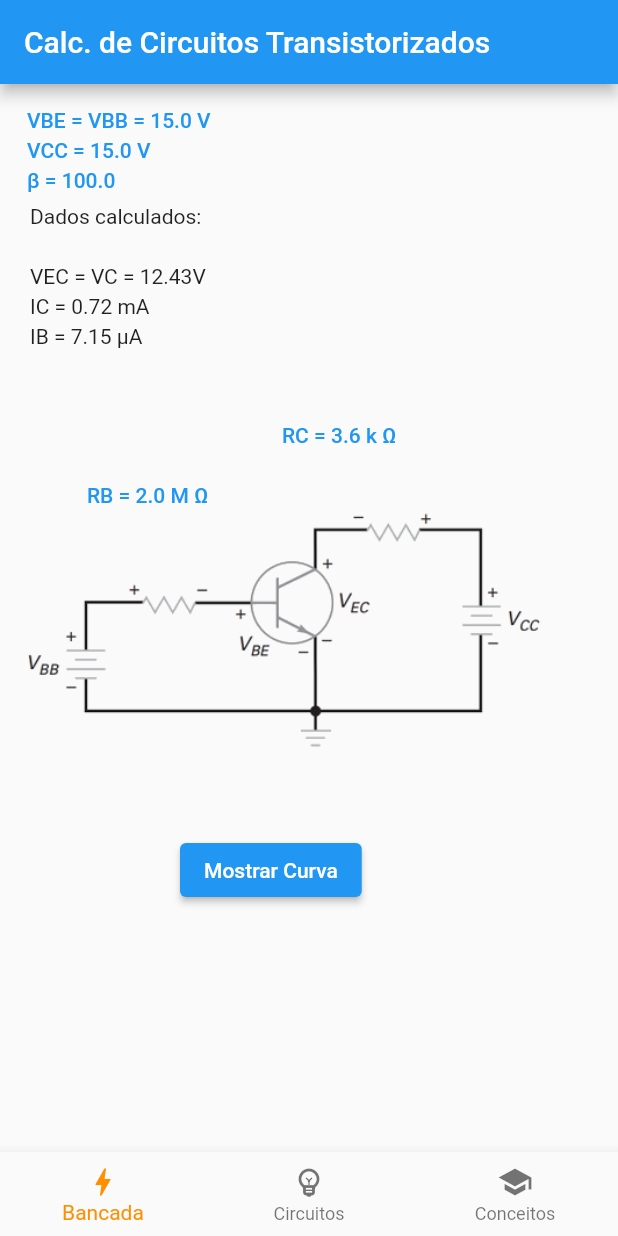
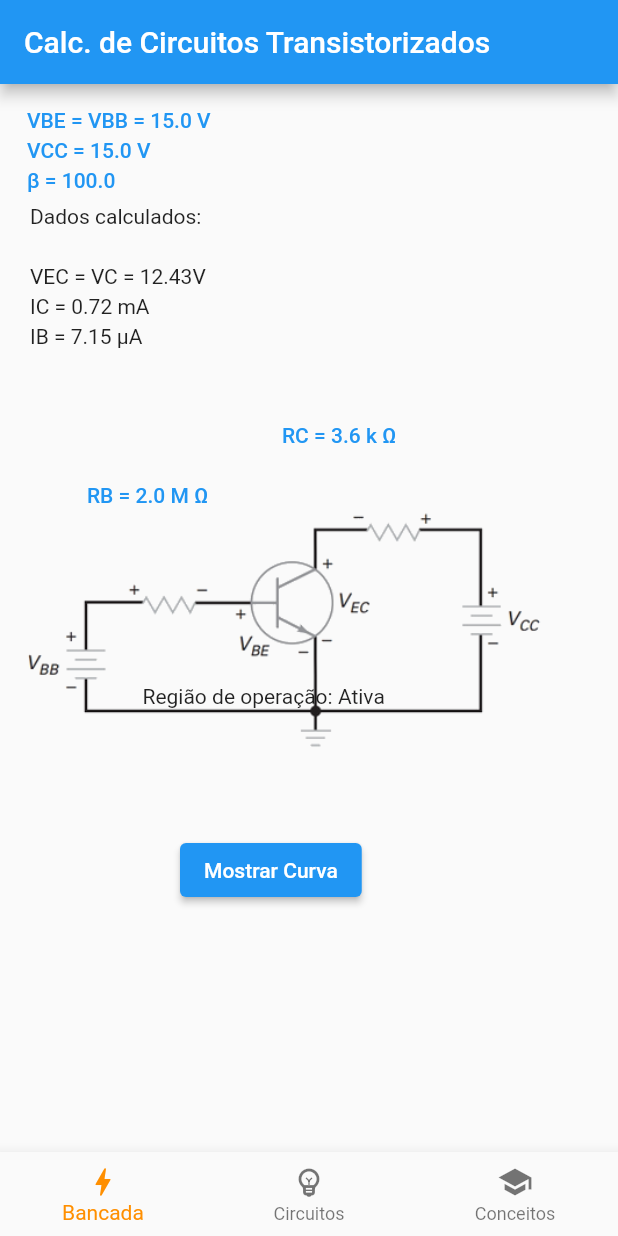
Before and after one commit to lucassguedes/CCT, a Flutter app: the screen it shows after launch, on a phone screen of 412 x 824 dp. Run offline on Flutter 3.47's test engine with Material 2 defaults, Android fonts, the light colour scheme and no system bars; our stand-ins replace syncfusion_flutter_charts.

Commit message:
Exibindo região de operação.

```diff
--- a/lib/screens/common_emitter.dart
+++ b/lib/screens/common_emitter.dart
@@ -103,6 +103,21 @@ class _CommonEmitterState extends State<CommonEmitter>{
 
     return chartData;
   }
+
+  String getRegion()
+  {
+    double vce = vcc - calculate_ic(calculate_ib())*rc;
+    if(vce < 0)
+    {
+      return "Ruptura";
+    }else if(vce < 0.7)
+    {
+      return "Saturação";
+    }else{
+      return "Ativa";
+    }
+  }
+
 
 
   Widget build(BuildContext context)
@@ -416,7 +431,7 @@ class _CommonEmitterState extends State<CommonEmitter>{
                                               edgeLabelPlacement: EdgeLabelPlacement.shift
                                           ),
                                           primaryYAxis: NumericAxis(
-                                              labelFormat: "{value}A"
+                                              labelFormat: "{value}mA"
                                           ),
                                         )
                                     ),
@@ -436,6 +451,11 @@ class _CommonEmitterState extends State<CommonEmitter>{
                 },
 
               )
+          ),
+          Positioned(
+              top: 400,
+              left: 95,
+              child: Text("Região de operação: ${getRegion()}"),
           )
         ],
       ),
```
